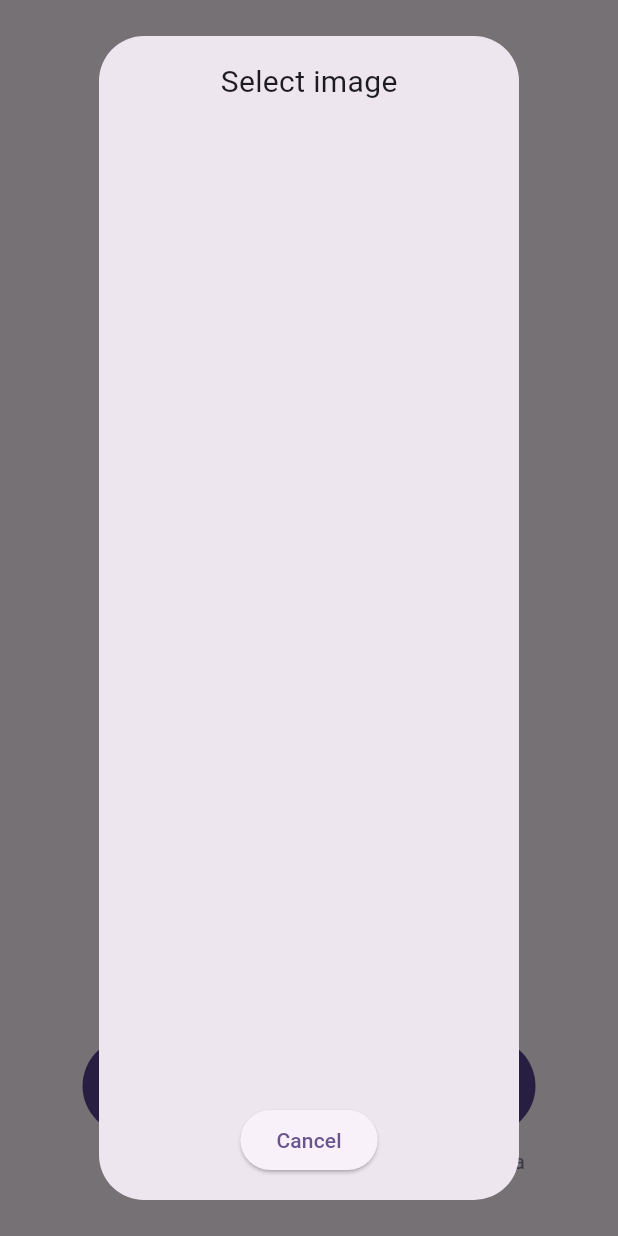
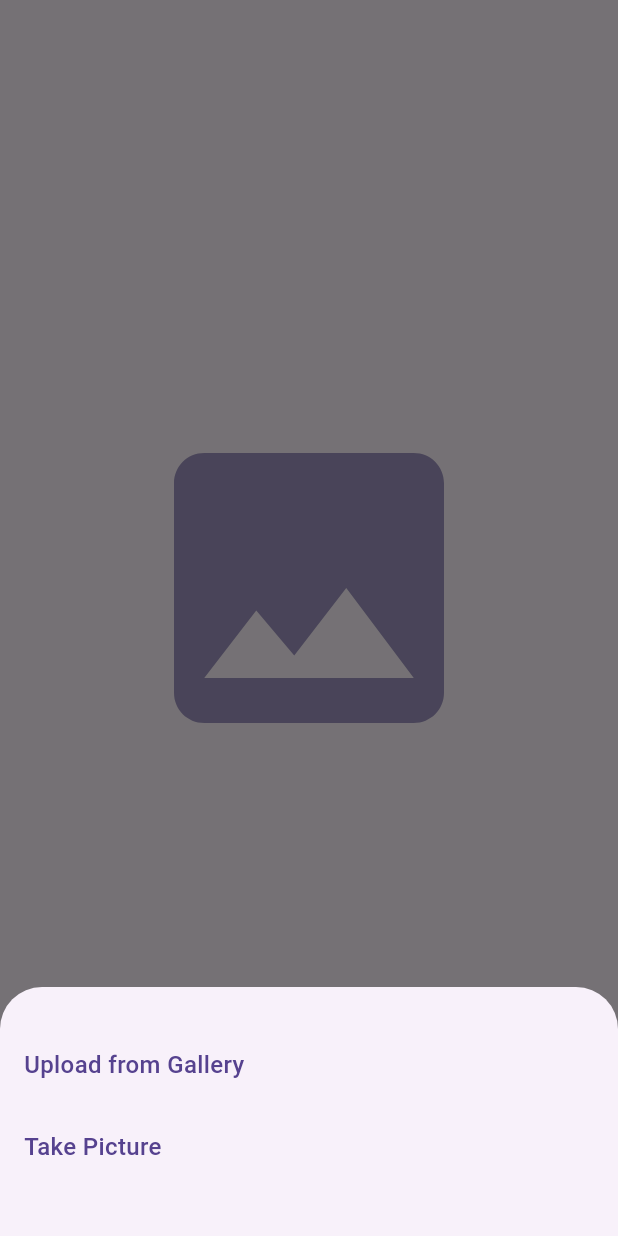
Before and after one commit to areebmomins/nutri_scan, a Flutter app: the GalleryView screen opened directly with empty values, after a tap on the "image" icon, on a phone screen of 412 x 824 dp. Run offline on Flutter 3.47's test engine with Material 3 defaults, Android fonts, the phone set to English and light mode, and no system bars; our stand-ins replace camera, equatable, flutter_bloc, image_picker, shared_preferences; missing offline and left inert: google_mlkit_commons, google_mlkit_text_recognition; accounts and stored records are empty.

Commit message:
add bottom sheet for upload image

```diff
--- a/lib/home_screen/gallery_view.dart
+++ b/lib/home_screen/gallery_view.dart
@@ -5,6 +5,7 @@ import 'package:flutter/material.dart';
 import 'package:flutter/services.dart';
 import 'package:google_mlkit_text_recognition/google_mlkit_text_recognition.dart';
 import 'package:image_picker/image_picker.dart';
+import 'package:nutri_scan/home_screen/upload_image_bottom_sheet.dart';
 
 import '../utils/utils.dart';
 
@@ -48,20 +49,28 @@ class _GalleryViewState extends State<GalleryView> {
       const Spacer(),
       Padding(
         padding: const EdgeInsets.symmetric(horizontal: 16, vertical: 24),
+        child: GestureDetector(
+          onTap: () {
+            showUploadImageBottomSheet(
+              context,
+              () {
+                _getImage(ImageSource.gallery);
+              },
+              () {
+                _getImage(ImageSource.camera);
+              },
+            );
+          },
           child: SizedBox(
             height: 320,
             width: double.infinity,
-          child: Stack(
-            fit: StackFit.expand,
-            children: <Widget>[
-              _image != null
+            child: _image != null
                 ? Image.file(_image!)
                 : const Icon(
                     Icons.image,
                     size: 240,
                     color: Color(0xFFA095C1),
                   ),
-            ],
           ),
         ),
       ),
@@ -69,81 +78,81 @@ class _GalleryViewState extends State<GalleryView> {
       Row(
         mainAxisAlignment: MainAxisAlignment.spaceEvenly,
         children: [
-          Column(
-            children: [
-              Container(
-                decoration: const BoxDecoration(
-                  color: Color(0xFF56428F),
-                  shape: BoxShape.circle,
-                ),
-                child: IconButton(
-                  icon: const Icon(Icons.attach_file, size: 32),
-                  color: Colors.white,
-                  onPressed: _getImageAsset,
-                  padding: const EdgeInsets.all(16),
-                ),
-              ),
-              const SizedBox(height: 8),
-              const Text(
-                'Asset',
-                style: TextStyle(
-                  fontSize: 14,
-                  fontWeight: FontWeight.w400,
-                  color: Color(0xFF82799D),
-                ),
-              ),
-            ],
-          ),
-          Column(
-            children: [
-              Container(
-                decoration: const BoxDecoration(
-                  color: Color(0xFF56428F),
-                  shape: BoxShape.circle,
-                ),
-                child: IconButton(
-                  icon: const Icon(Icons.image, size: 32),
-                  color: Colors.white,
-                  onPressed: () => _getImage(ImageSource.gallery),
-                  padding: const EdgeInsets.all(16),
-                ),
-              ),
-              const SizedBox(height: 8),
-              const Text(
-                'Gallery',
-                style: TextStyle(
-                  fontSize: 14,
-                  fontWeight: FontWeight.w400,
-                  color: Color(0xFF82799D),
-                ),
-              ),
-            ],
-          ),
-          Column(
-            children: [
-              Container(
-                decoration: const BoxDecoration(
-                  color: Color(0xFF56428F),
-                  shape: BoxShape.circle,
-                ),
-                child: IconButton(
-                  icon: const Icon(Icons.camera_alt_outlined, size: 32),
-                  color: Colors.white,
-                  onPressed: () => _getImage(ImageSource.camera),
-                  padding: const EdgeInsets.all(16),
-                ),
-              ),
-              const SizedBox(height: 8),
-              const Text(
-                'Camera',
-                style: TextStyle(
-                  fontSize: 14,
-                  fontWeight: FontWeight.w400,
-                  color: Color(0xFF82799D),
-                ),
-              ),
-            ],
-          ),
+          // Column(
+          //   children: [
+          //     Container(
+          //       decoration: const BoxDecoration(
+          //         color: Color(0xFF56428F),
+          //         shape: BoxShape.circle,
+          //       ),
+          //       child: IconButton(
+          //         icon: const Icon(Icons.attach_file, size: 32),
+          //         color: Colors.white,
+          //         onPressed: _getImageAsset,
+          //         padding: const EdgeInsets.all(16),
+          //       ),
+          //     ),
+          //     const SizedBox(height: 8),
+          //     const Text(
+          //       'Asset',
+          //       style: TextStyle(
+          //         fontSize: 14,
+          //         fontWeight: FontWeight.w400,
+          //         color: Color(0xFF82799D),
+          //       ),
+          //     ),
+          //   ],
+          // ),
+          // Column(
+          //   children: [
+          //     Container(
+          //       decoration: const BoxDecoration(
+          //         color: Color(0xFF56428F),
+          //         shape: BoxShape.circle,
+          //       ),
+          //       child: IconButton(
+          //         icon: const Icon(Icons.image, size: 32),
+          //         color: Colors.white,
+          //         onPressed: () => _getImage(ImageSource.gallery),
+          //         padding: const EdgeInsets.all(16),
+          //       ),
+          //     ),
+          //     const SizedBox(height: 8),
+          //     const Text(
+          //       'Gallery',
+          //       style: TextStyle(
+          //         fontSize: 14,
+          //         fontWeight: FontWeight.w400,
+          //         color: Color(0xFF82799D),
+          //       ),
+          //     ),
+          //   ],
+          // ),
+          // Column(
+          //   children: [
+          //     Container(
+          //       decoration: const BoxDecoration(
+          //         color: Color(0xFF56428F),
+          //         shape: BoxShape.circle,
+          //       ),
+          //       child: IconButton(
+          //         icon: const Icon(Icons.camera_alt_outlined, size: 32),
+          //         color: Colors.white,
+          //         onPressed: () => _getImage(ImageSource.camera),
+          //         padding: const EdgeInsets.all(16),
+          //       ),
+          //     ),
+          //     const SizedBox(height: 8),
+          //     const Text(
+          //       'Camera',
+          //       style: TextStyle(
+          //         fontSize: 14,
+          //         fontWeight: FontWeight.w400,
+          //         color: Color(0xFF82799D),
+          //       ),
+          //     ),
+          //   ],
+          // ),
         ],
       ),
       const SizedBox(height: 40),
--- a/lib/home_screen/text_detector_view.dart
+++ b/lib/home_screen/text_detector_view.dart
@@ -41,11 +41,10 @@ class _TextRecognizerViewState extends State<TextRecognizerView> {
           ),
         ),
         actions: [
-          Container(
-              child: Padding(
+          Padding(
             padding: const EdgeInsets.only(right: 16),
             child: _buildDropdown(),
-          )),
+          ),
         ],
       ),
       body: Stack(children: [
--- /dev/null
+++ b/lib/home_screen/upload_image_bottom_sheet.dart
@@ -0,0 +1,58 @@
+import 'package:flutter/material.dart';
+
+void showUploadImageBottomSheet(
+  BuildContext context,
+  Function() onUploadFromGalleryClicked,
+  Function() onTakePictureClicked,
+) {
+  showModalBottomSheet(
+    context: context,
+    builder: (context) {
+      return Wrap(
+        children: [
+          Column(
+            crossAxisAlignment: CrossAxisAlignment.stretch,
+            children: [
+              const SizedBox(height: 24),
+              GestureDetector(
+                child: const Padding(
+                  padding: EdgeInsets.all(16),
+                  child: Text(
+                    'Upload from Gallery',
+                    style: TextStyle(
+                      color: Color(0xFF56428F),
+                      fontSize: 16,
+                      fontWeight: FontWeight.w500,
+                    ),
+                  ),
+                ),
+                onTap:() {
+                  onUploadFromGalleryClicked();
+                  Navigator.pop(context);
+                },
+              ),
+              GestureDetector(
+                child: const Padding(
+                  padding: EdgeInsets.all(16),
+                  child: Text(
+                    'Take Picture',
+                    style: TextStyle(
+                      color: Color(0xFF56428F),
+                      fontSize: 16,
+                      fontWeight: FontWeight.w500,
+                    ),
+                  ),
+                ),
+                onTap: () {
+                  onTakePictureClicked();
+                  Navigator.pop(context);
+                },
+              ),
+              SizedBox(height: 32),
+            ],
+          ),
+        ],
+      );
+    },
+  );
+}
```
Lines whose indentation alone changed are shown as unchanged.
